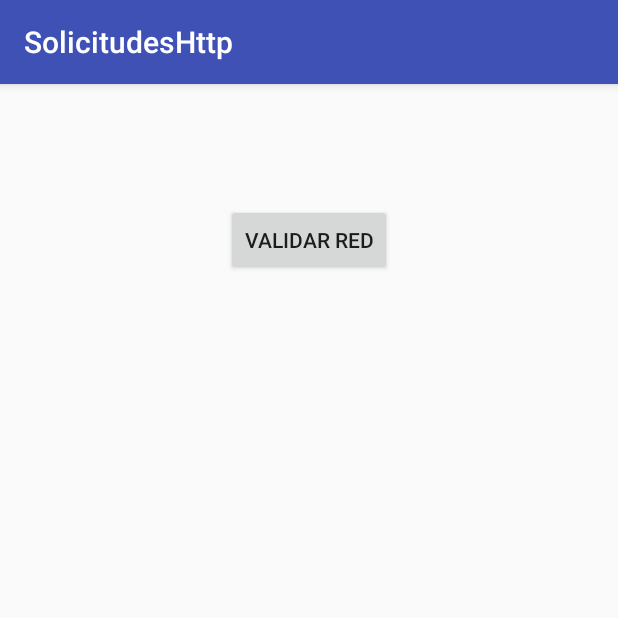
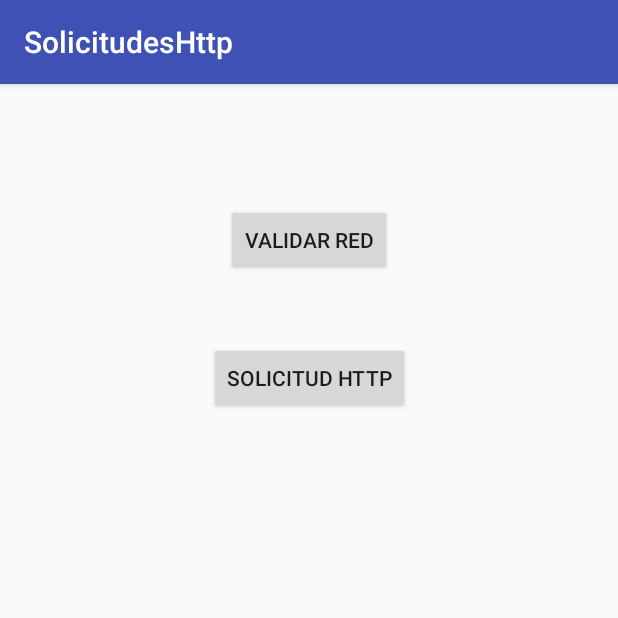
Before and after one commit to Herzh/Android-Kotlin, an Android app: the screen it shows after launch (MainActivity), on a phone screen of 412 x 824 dp, the top half of it. Run offline under Robolectric (Android 15) with nearby library versions, the phone set to English and light mode, and no system bars.

Commit message:
solicitud Get

```diff
--- a/SolicitudesHttp/app/src/main/res/layout/activity_main.xml
+++ b/SolicitudesHttp/app/src/main/res/layout/activity_main.xml
@@ -17,4 +17,16 @@
         app:layout_constraintEnd_toEndOf="parent"
         app:layout_constraintStart_toStartOf="parent"
         app:layout_constraintTop_toTopOf="parent" />
+
+    <Button
+        android:id="@+id/Btn_solicitudHttp"
+        android:layout_width="wrap_content"
+        android:layout_height="wrap_content"
+        android:layout_marginEnd="8dp"
+        android:layout_marginStart="8dp"
+        android:layout_marginTop="44dp"
+        android:text="Solicitud Http"
+        app:layout_constraintEnd_toEndOf="parent"
+        app:layout_constraintStart_toStartOf="parent"
+        app:layout_constraintTop_toBottomOf="@+id/Btn_validarRed" />
 </android.support.constraint.ConstraintLayout>
```
Also changed, not shown: SolicitudesHttp/app/src/main/java/com/example/jedidian/solicitudeshttp/MainActivity.kt (+48 -1 lines).
